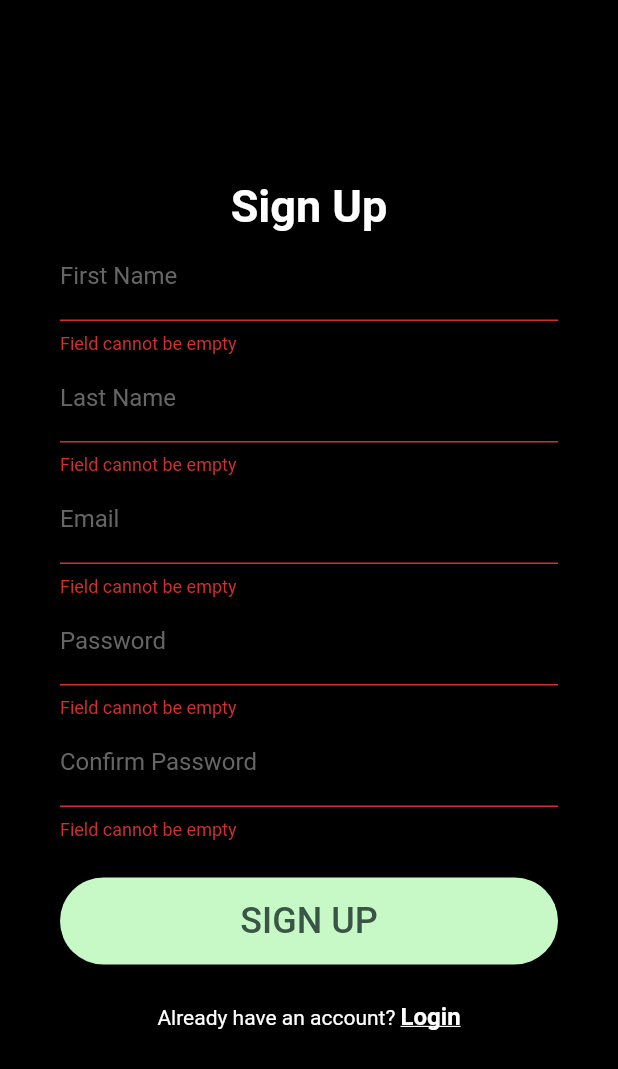
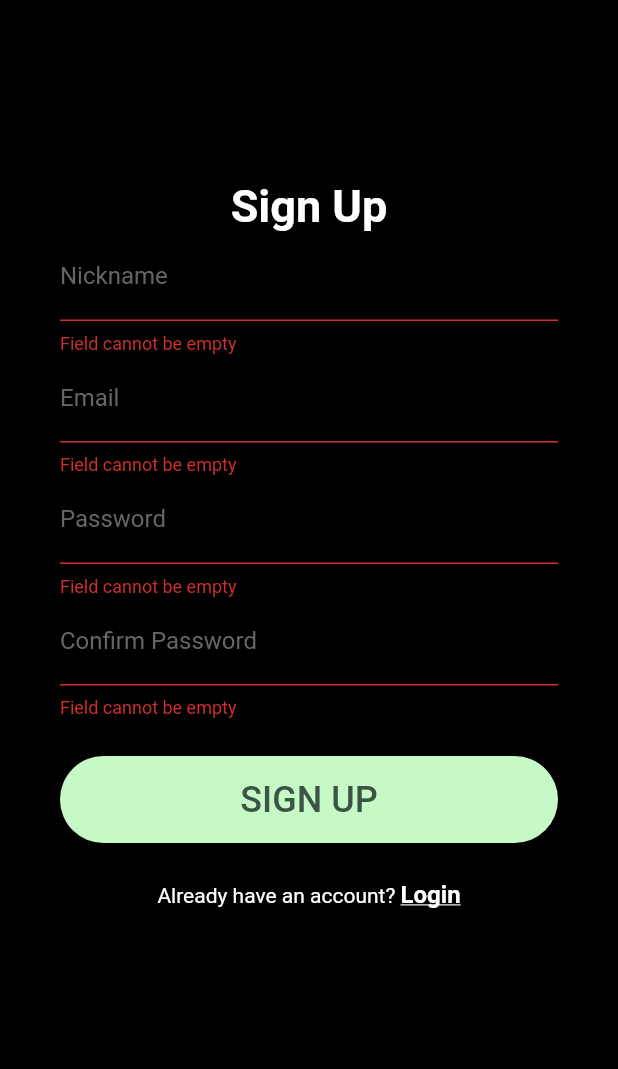
Before and after one commit to martmichals/shopstock, a Flutter app: the SignUp screen opened by its route, after a tap on "SIGN UP", on a phone screen of 412 x 824 dp. Shown: the top 1069 px of the screen. Run offline on Flutter 3.47's test engine with Material 2 defaults, Android fonts, the phone set to English and light mode, and no system bars; our stand-ins replace google_maps_flutter; network calls fail.

Commit message:
replaced first/last name with nickname

```diff
--- a/lib/screens/sign_up.dart
+++ b/lib/screens/sign_up.dart
@@ -11,14 +11,13 @@ class _SignUpScreenState extends State<SignUp> {
   bool _autoValidate = false; //form will begin auto validating after unsuccessful submit
 
   //controllers to retrieve text field values
-  final TextEditingController _firstNameControl = TextEditingController();
-  final TextEditingController _lastNameControl = TextEditingController();
+  final TextEditingController _nicknameControl = TextEditingController();
   final TextEditingController _emailControl = TextEditingController();
   final TextEditingController _passwordControl = TextEditingController();
   final TextEditingController _confirmPasswordControl = TextEditingController();
 
   //save values--set after button onPressed
-  String _firstName, _lastName, _email, _password;
+  String _nickName, _email, _password;
 
   //default textField style
   //here as to not mess with theme.dart
@@ -65,8 +64,7 @@ class _SignUpScreenState extends State<SignUp> {
         autovalidate: _autoValidate,
         child: Column(
           children: <Widget>[
-            _buildFirstName(),
-            _buildLastName(),
+            _buildNickname(),
             _buildEmail(),
             _buildPassword(),
             _buildConfirmPassword()
@@ -75,12 +73,12 @@ class _SignUpScreenState extends State<SignUp> {
     );
   }
 
-  Widget _buildFirstName() {
+  Widget _buildNickname() {
     return Container(
       child: TextFormField(
         keyboardType: TextInputType.text,
         decoration: InputDecoration(
-            labelText: "First Name",
+            labelText: "Nickname",
             focusedBorder: UnderlineInputBorder(
                 borderSide: BorderSide(color: Theme.of(context).primaryColor)
             ),
@@ -89,7 +87,7 @@ class _SignUpScreenState extends State<SignUp> {
             )
         ),
         style: fieldStyle,
-        controller: _firstNameControl,
+        controller: _nicknameControl,
         //rejects empty field
         validator: (value) {
           if (value.isEmpty) {
@@ -98,36 +96,7 @@ class _SignUpScreenState extends State<SignUp> {
           return null;
         },
         onSaved: (value) {
-          _firstName = value;
-        },
-      ),
-    );
-  }
-
-  Widget _buildLastName() {
-    return Container(
-      child: TextFormField(
-        keyboardType: TextInputType.text,
-        decoration: InputDecoration(
-            labelText: "Last Name",
-            focusedBorder: UnderlineInputBorder(
-                borderSide: BorderSide(color: Theme.of(context).primaryColor)
-            ),
-            enabledBorder: UnderlineInputBorder(
-                borderSide: BorderSide(color: AppColors.accentDark)
-            )
-        ),
-        style: fieldStyle,
-        controller: _lastNameControl,
-        //rejects empty field
-        validator: (value) {
-          if (value.isEmpty) {
-            return "Field cannot be empty";
-          }
-          return null;
-        },
-        onSaved: (value) {
-          _lastName = value;
+          _nickName = value;
         },
       ),
     );
```
